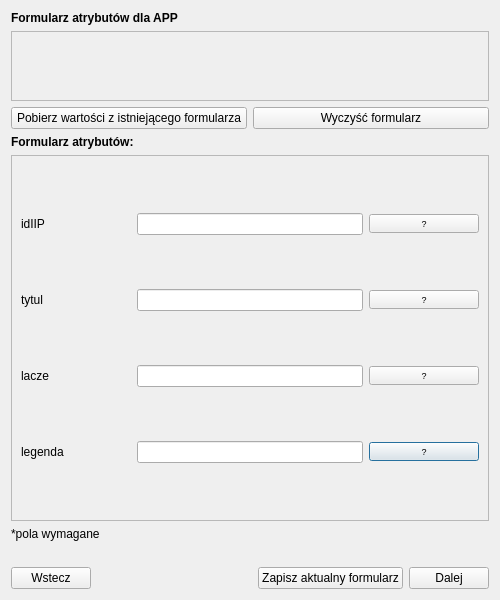
Qt form modules/app/views/ui/formularz_wektor_dialog_base.ui (CyfryzacjaAPP/wtyczka_qgis_app_2) before a commit.
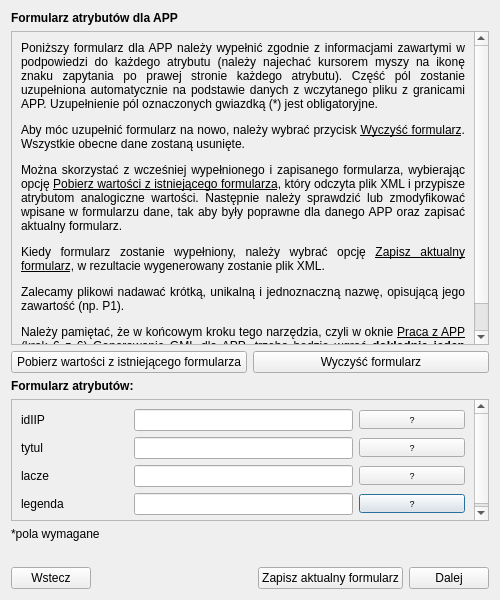
The same form after that commit.

Patch:
```diff
--- a/modules/app/views/ui/formularz_wektor_dialog_base.ui
+++ b/modules/app/views/ui/formularz_wektor_dialog_base.ui
@@ -64,7 +64,7 @@
             </font>
            </property>
            <property name="text">
-            <string/>
+            <string>&lt;html&gt;&lt;head/&gt;&lt;body&gt;&lt;p&gt;Poniższy formularz dla APP należy wypełnić zgodnie z informacjami zawartymi w podpowiedzi do każdego atrybutu (należy najechać kursorem myszy na ikonę znaku zapytania po prawej stronie każdego atrybutu). Część pól zostanie uzupełniona automatycznie na podstawie danych z wczytanego pliku z granicami APP. Uzupełnienie pól oznaczonych gwiazdką (*) jest obligatoryjne. &lt;/p&gt;&lt;p&gt;Aby móc uzupełnić formularz na nowo, należy wybrać przycisk &lt;span style=&quot; text-decoration: underline;&quot;&gt;Wyczyść formularz&lt;/span&gt;. Wszystkie obecne dane zostaną usunięte.&lt;/p&gt;&lt;p&gt;Można skorzystać z wcześniej wypełnionego i zapisanego formularza, wybierając opcję &lt;span style=&quot; text-decoration: underline;&quot;&gt;Pobierz wartości z istniejącego formularza&lt;/span&gt;, który odczyta plik XML i przypisze atrybutom analogiczne wartości. Następnie należy sprawdzić lub zmodyfikować wpisane w formularzu dane, tak aby były poprawne dla danego APP oraz zapisać aktualny formularz.  &lt;/p&gt;&lt;p&gt;Kiedy formularz zostanie wypełniony, należy wybrać opcję &lt;span style=&quot; text-decoration: underline;&quot;&gt;Zapisz aktualny formularz&lt;/span&gt;, w rezultacie wygenerowany zostanie plik XML. &lt;/p&gt;&lt;p&gt;Zalecamy plikowi nadawać krótką, unikalną i jednoznaczną nazwę, opisującą jego zawartość (np. P1).&lt;/p&gt;&lt;p&gt;Należy pamiętać, że w końcowym kroku tego narzędzia, czyli w oknie &lt;span style=&quot; text-decoration: underline;&quot;&gt;Praca z APP (krok 6 z 6) Generowanie GML dla APP&lt;/span&gt;, trzeba będzie wgrać &lt;span style=&quot; font-weight:600;&quot;&gt;dokładnie jeden&lt;/span&gt; formularz dla APP. &lt;/p&gt;&lt;/body&gt;&lt;/html&gt;</string>
            </property>
            <property name="alignment">
             <set>Qt::AlignJustify|Qt::AlignVCenter</set>
```
